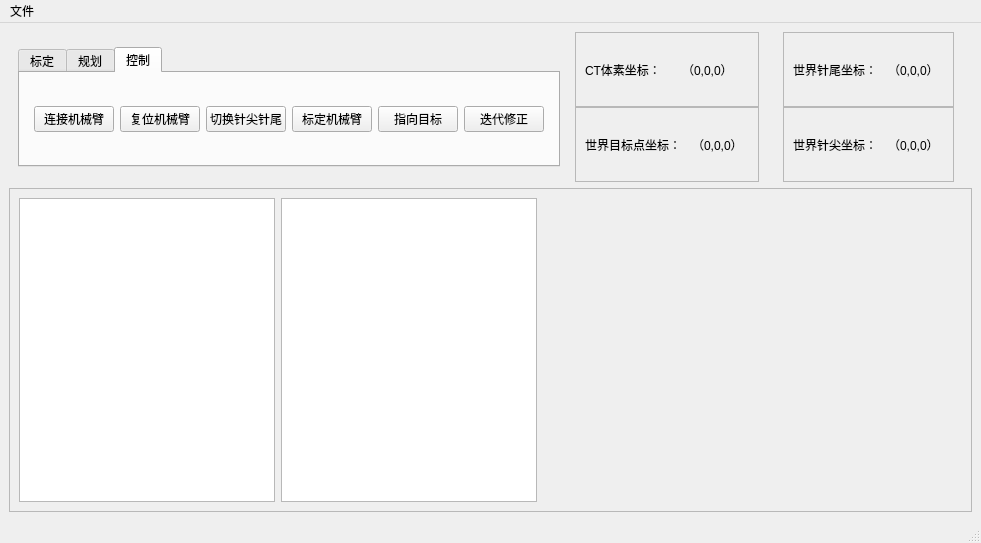
Qt form ui/nav_2dv2.ui (boaoyan/OSND2DV2_boao) before a commit.
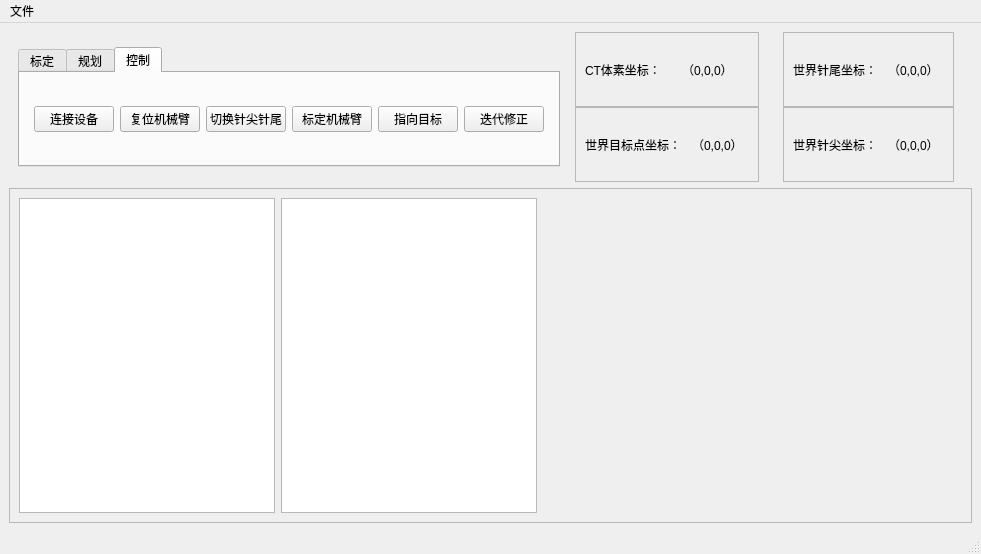
The same form after that commit. The open tabs and pages were chosen to show the change.

Diff of the .ui file:
```diff
--- a/ui/nav_2dv2.ui
+++ b/ui/nav_2dv2.ui
@@ -7,7 +7,7 @@
     <x>0</x>
     <y>0</y>
     <width>981</width>
-    <height>543</height>
+    <height>554</height>
    </rect>
   </property>
   <property name="windowTitle">
@@ -212,7 +212,7 @@
            <item>
             <widget class="QPushButton" name="connect_arm_btn">
              <property name="text">
-              <string>连接机械臂</string>
+              <string>连接设备</string>
              </property>
             </widget>
            </item>
```
Left out of the diff: 4 changed lines with no effect on the pictures.
